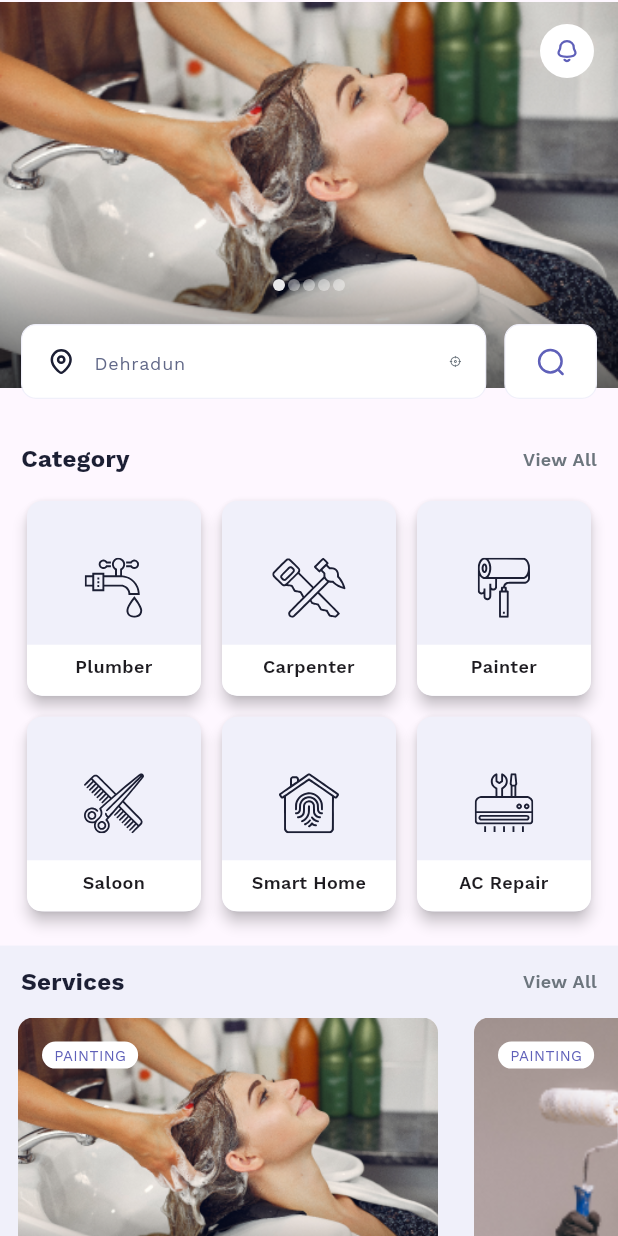
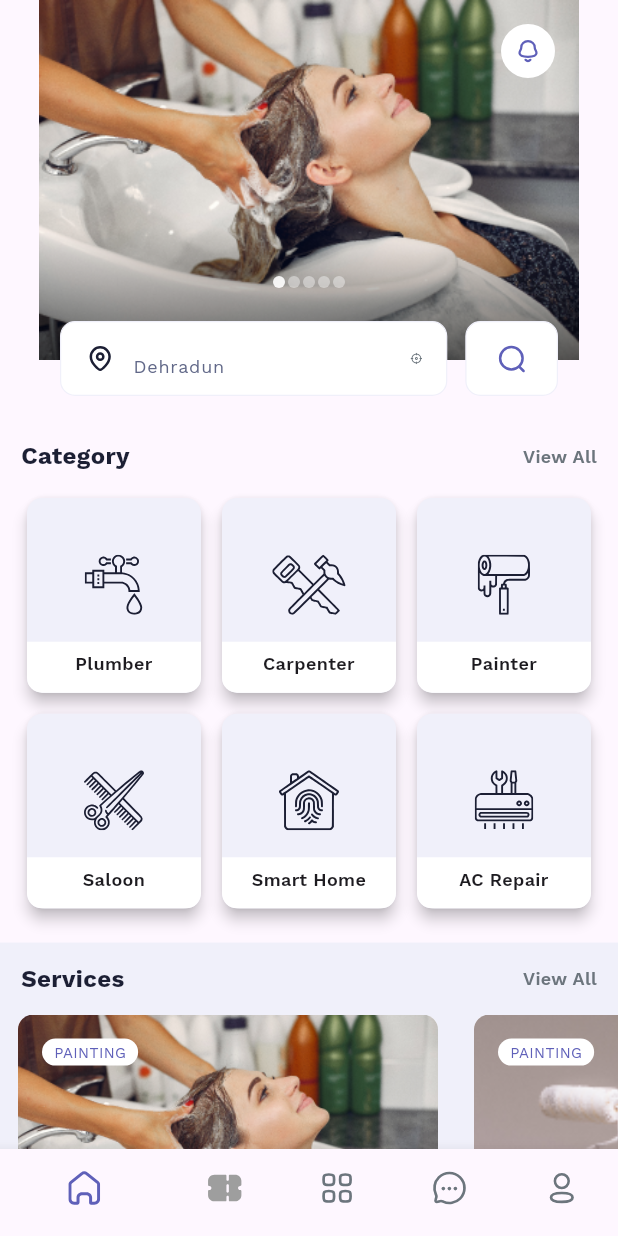
Before and after one commit to PearlOrganisationApplications/mistriOnCall, a Flutter app: the screen it shows after launch, after a tap on "Get Started", after a tap on "Login", on a phone screen of 412 x 824 dp. Run offline on Flutter 3.47's test engine with Material 3 defaults, Android fonts, the phone set to English and light mode, and no system bars; drawn by our look-alikes of carousel_slider; our stand-ins replace charts_flutter, firebase_core, flutter_rating_bar, flutter_screenutil, flutter_svg; accounts and stored records are empty.

Commit message:
15/01/24 design profile, category

```diff
--- a/lib/main.dart
+++ b/lib/main.dart
@@ -1,8 +1,11 @@
 import 'package:flutter/material.dart';
 import 'package:flutter_screenutil/flutter_screenutil.dart';
+import 'package:mistrioncall/src/routes/Routes.dart';
 import 'package:mistrioncall/ui/Splash/splashscreen.dart';
+import 'package:mistrioncall/utils/constants/CommonFunctions.dart';
 
 void main() {
+  CommonFunctions.customTheme(Colors.transparent);
   runApp(const MyApp());
 }
 
@@ -18,13 +21,14 @@ class MyApp extends StatelessWidget {
         splitScreenMode: true,
         builder: (context, child) {
           return MaterialApp(
+            onGenerateRoute: Routes.generateRoute,
+            initialRoute: Routes.splash,
             title: 'Flutter Demo',
             debugShowCheckedModeBanner: false,
             theme: ThemeData(
               colorScheme: ColorScheme.fromSeed(seedColor: Colors.deepPurple),
               useMaterial3: true,
             ),
-            home: const SplashScreen(),
           );
         });
   }
--- /dev/null
+++ b/lib/src/routes/Routes.dart
@@ -0,0 +1,55 @@
+import 'package:flutter/material.dart';
+import 'package:mistrioncall/ui/Welcome/loginscreen.dart';
+import 'package:mistrioncall/ui/Welcome/signupscreen.dart';
+
+import '../../ui/Splash/splashscreen.dart';
+import '../../ui/Welcome/onboardingscreens.dart';
+import '../../ui/user/home/home.dart';
+import '../../utils/common_widgets/bottomNavigationBar.dart';
+
+class Routes {
+  static const String home = '/home';
+  static const String splash = '/splash';
+  static const String onboarding = '/onboarding';
+  static const String signUp = '/signUp';
+  static const String login = '/login';
+  static const String baseClass = '/base';
+
+  static Route<dynamic> generateRoute(RouteSettings settings) {
+    switch (settings.name) {
+      case home:
+        return MaterialPageRoute(builder: (_) => Home());
+      case login:
+        return MaterialPageRoute(builder: (_) => const LoginScreen());
+
+      case baseClass:
+        return MaterialPageRoute(builder: (_) => MyBottomNavigationBar());
+
+      case splash:
+        return MaterialPageRoute(builder: (_) => const SplashScreen());
+
+      case signUp:
+        return MaterialPageRoute(builder: (_) => const SignUpScreen());
+
+      case onboarding:
+        return MaterialPageRoute(builder: (_) => OnboardingScreen());
+      default:
+        // If the route is not found, you can handle it here
+        return MaterialPageRoute(builder: (_) => NotFoundScreen());
+    }
+  }
+}
+
+class NotFoundScreen extends StatelessWidget {
+  @override
+  Widget build(BuildContext context) {
+    return Scaffold(
+      appBar: AppBar(
+        title: Text('Not Found Screen'),
+      ),
+      body: Center(
+        child: Text('404 - Route not found'),
+      ),
+    );
+  }
+}
--- a/lib/ui/Welcome/loginscreen.dart
+++ b/lib/ui/Welcome/loginscreen.dart
@@ -2,8 +2,8 @@ import 'package:flutter/material.dart';
 import 'package:mistrioncall/ui/Provider/bottomnavigation.dart';
 import 'package:mistrioncall/ui/Welcome/signupscreen.dart';
 
+import '../../src/routes/Routes.dart';
 import '../../utils/constants/AppColor.dart';
-import '../home/home.dart';
 
 class LoginScreen extends StatelessWidget {
   const LoginScreen({super.key});
@@ -107,12 +107,7 @@ class LoginScreen extends StatelessWidget {
               const SizedBox(height: 16.0),
               ElevatedButton(
                 onPressed: () {
-                  Navigator.of(context).pushReplacement(
-                    MaterialPageRoute(
-                        builder: (context) =>
-                            Home() // Replace with your next screen widget
-                        ),
-                  );
+                  Navigator.pushNamed(context, Routes.baseClass);
                 },
                 style: ElevatedButton.styleFrom(
                   backgroundColor:
@@ -128,12 +123,7 @@ class LoginScreen extends StatelessWidget {
               const SizedBox(height: 16.0),
               TextButton(
                 onPressed: () {
-                  Navigator.of(context).pushReplacement(
-                    MaterialPageRoute(
-                        builder: (context) =>
-                            const SignUpScreen() // Replace with your next screen widget
-                        ),
-                  );
+                  Navigator.pushNamed(context, Routes.signUp);
                 },
                 child: const Text('Don\'t have an account? Sign Up.'),
               ),
--- a/lib/ui/home/home.dart
+++ b/lib/ui/user/home/home.dart
@@ -5,18 +5,15 @@ import 'package:flutter/painting.dart';
 import 'package:flutter/widgets.dart';
 import 'package:flutter_svg/svg.dart';
 import 'package:mistrioncall/utils/constants/AppColor.dart';
-
-import '../../model/Category.dart';
-import '../../utils/constants/CommonFunctions.dart';
+import '../../../src/model/Category.dart';
+import '../../../utils/common_widgets/bottomNavigationBar.dart';
+import '../../../utils/constants/CommonFunctions.dart';
 
 double calculateBottomPadding(BuildContext context, double basePadding) {
-
   double threshold = 600.0;
   if (MediaQuery.of(context).size.width < threshold) {
-
     return basePadding * 1.5;
   } else {
-
     return basePadding;
   }
 }
@@ -42,20 +39,18 @@ class _HomeScreenState extends State<Home> {
 
   @override
   Widget build(BuildContext context) {
-    CommonFunctions.customTheme();
-    Size size = MediaQuery.of(context).size;
     return Scaffold(
       body: SafeArea(
         child: SingleChildScrollView(
           child: Column(
             children: [
               Container(
-                height: 270,
+                height: 268,
                 color: Colors.transparent,
                 child: Stack(
                   children: [
                     Container(
-                      height: 260,
+                      height: 240,
                       child: CarouselSlider(
                         items: imgList.map((item) {
                           return Container(
@@ -74,7 +69,7 @@ class _HomeScreenState extends State<Home> {
                           autoPlay: true,
                           animateToClosest: true,
                           enlargeCenterPage: true,
-                          aspectRatio: 1.6,
+                          aspectRatio: 1.5,
                           viewportFraction: 1.0,
                           onPageChanged: (index, reason) {
                             setState(() {
@@ -165,6 +160,8 @@ class _HomeScreenState extends State<Home> {
                                     const SizedBox(width: 12.0),
                                     const Expanded(
                                       child: TextField(
+                                        textAlignVertical:
+                                            TextAlignVertical.center,
                                         decoration: InputDecoration(
                                           border: InputBorder.none,
                                           hintText: "Dehradun",
@@ -223,10 +220,13 @@ class _HomeScreenState extends State<Home> {
                       "Category",
                       style: AppColor.headingTextStyle,
                     ),
-                    Text(
-                      "View All",
-                      style: AppColor.subTitleTextStyle
-                          .copyWith(color: AppColor.textGrey),
+                    GestureDetector(
+                      onTap: () {},
+                      child: Text(
+                        "View All",
+                        style: AppColor.subTitleTextStyle
+                            .copyWith(color: AppColor.textGrey),
+                      ),
                     ),
                   ],
                 ),
@@ -234,7 +234,7 @@ class _HomeScreenState extends State<Home> {
               const SizedBox(height: 12),
               Container(
                 padding: const EdgeInsets.symmetric(horizontal: 14.0),
-                height:MediaQuery.of(context).size.height*0.35,
+                height: MediaQuery.of(context).size.height * 0.35,
                 child: GridView.builder(
                   physics: const NeverScrollableScrollPhysics(),
                   gridDelegate: const SliverGridDelegateWithFixedCrossAxisCount(
@@ -480,6 +480,7 @@ class _HomeScreenState extends State<Home> {
               Container(
                 width: double.infinity,
                 height: 290,
+                margin: const EdgeInsets.symmetric(horizontal: 14),
                 child: Column(
                   children: [
                     CarouselSlider(
@@ -575,7 +576,7 @@ class _HomeScreenState extends State<Home> {
                     const SizedBox(height: 12),
                     Container(
                       height: 290,
-                      margin: EdgeInsets.symmetric(horizontal: 8),
+                      margin: const EdgeInsets.symmetric(horizontal: 8),
                       child: ListView.builder(
                         scrollDirection: Axis.horizontal,
                         itemCount: imgList.length,
@@ -586,7 +587,7 @@ class _HomeScreenState extends State<Home> {
                             // Set the height according to your design
                             margin: const EdgeInsets.symmetric(horizontal: 6.0),
                             decoration: BoxDecoration(
-                                color: Colors.white,
+                                color: AppColor.cardGrey,
                                 borderRadius: BorderRadius.circular(10.0),
                                 border: Border.all(
                                     color: AppColor.cardBorder, width: 0.6)),
@@ -731,6 +732,49 @@ class _HomeScreenState extends State<Home> {
                   ],
                 ),
               ),
+              Container(
+                width: double.infinity,
+                height: 220,
+                color: AppColor.blue,
+                child: Column(
+                  children: [
+                    const SizedBox(height: 30),
+                    SvgPicture.asset(
+                      'assets/svg/Stars.svg',
+                      height: 48,
+                      width: 210,
+                    ),
+                    const SizedBox(height: 18),
+                    const Text(
+                      "Introducing  Customer Rating",
+                      style: TextStyle(
+                          fontFamily: "Worksans",
+                          fontSize: 18,
+                          fontWeight: FontWeight.w600,
+                          color: Colors.white),
+                    ),
+                    const SizedBox(height: 18),
+                    Container(
+                      width: 140,
+                      height: 36,
+                      decoration: BoxDecoration(
+                          color: Colors.white,
+                          borderRadius: BorderRadius.circular(10.0)),
+                      child: const Center(
+                        child: Text(
+                          "See Your Rating",
+                          style: TextStyle(
+                              color: AppColor.blue,
+                              fontSize: 14,
+                              fontFamily: "Worksans",
+                              fontWeight: FontWeight.w500),
+                        ),
+                      ),
+                    ),
+                    const SizedBox(height: 18)
+                  ],
+                ),
+              ),
             ],
           ),
         ),
--- /dev/null
+++ b/lib/utils/common_widgets/bottomNavigationBar.dart
@@ -0,0 +1,151 @@
+import 'package:flutter/material.dart';
+import 'package:flutter_svg/svg.dart';
+import 'package:mistrioncall/utils/constants/AppColor.dart';
+
+import '../../ui/Provider/bottomnavigation.dart';
+import '../../ui/user/Profile/profile.dart';
+import '../../ui/user/category/Category.dart';
+import '../../ui/user/home/home.dart';
+import '../constants/CommonFunctions.dart';
+
+class MyBottomNavigationBar extends StatefulWidget {
+  MyBottomNavigationBar({Key? key}) : super(key: key);
+
+  @override
+  _MyBottomNavigationBarState createState() => _MyBottomNavigationBarState();
+}
+
+class _MyBottomNavigationBarState extends State<MyBottomNavigationBar> {
+  int _currentIndex = 0;
+  final List<Widget> _pages = [
+    Home(),
+    Category(),
+    Category(),
+    ProfilePage(),
+    Profile(),
+  ];
+
+  @override
+  Widget build(BuildContext context) {
+    CommonFunctions.customTheme(AppColor.blue);
+    return Scaffold(
+      body: _pages[_currentIndex],
+      bottomNavigationBar: BottomNavigationBar(
+        showSelectedLabels: false,
+        showUnselectedLabels: false,
+        currentIndex: _currentIndex,
+        onTap: (index) {
+          setState(() {
+            _currentIndex = index;
+          });
+        },
+        items: [
+          BottomNavigationBarItem(
+            icon: _currentIndex == 0
+                ? ColorFiltered(
+                    colorFilter: const ColorFilter.mode(
+                      AppColor.blue,
+                      BlendMode.srcIn,
+                    ),
+                    child: SvgPicture.asset(
+                      'assets/svg/Home.svg', // Replace with your SVG file path
+                      height: 24,
+                      width: 24,
+                    ),
+                  )
+                : SvgPicture.asset(
+                    'assets/svg/Home.svg', // Replace with your SVG file path
+                    height: 24,
+                    width: 24,
+                    // Set unselected icon color
+                  ),
+            label: 'Home',
+          ),
+          BottomNavigationBarItem(
+            icon: _currentIndex == 1
+                ? ColorFiltered(
+                    colorFilter: const ColorFilter.mode(
+                      AppColor.blue,
+                      BlendMode.srcIn,
+                    ),
+                    child: SvgPicture.asset(
+                      'assets/svg/Ticket.svg', // Replace with your SVG file path
+                      height: 24,
+                      width: 24,
+                    ),
+                  )
+                : SvgPicture.asset(
+                    'assets/svg/Ticket.svg', // Replace with your SVG file path
+                    height: 24,
+                    width: 24,
+                    color: Colors.grey, // Set unselected icon color
+                  ),
+            label: 'Ticket',
+          ),
+          BottomNavigationBarItem(
+            icon: _currentIndex == 2
+                ? ColorFiltered(
+                    colorFilter: const ColorFilter.mode(
+                      AppColor.blue,
+                      BlendMode.srcIn,
+                    ),
+                    child: SvgPicture.asset(
+                      'assets/svg/Category.svg', // Replace with your SVG file path
+                      height: 24,
+                      width: 24,
+                    ),
+                  )
+                : SvgPicture.asset(
+                    'assets/svg/Category.svg', // Replace with your SVG file path
+                    height: 24,
+                    width: 24, // Set unselected icon color
+                  ),
+            label: 'Category',
+          ),
+          BottomNavigationBarItem(
+            icon: _currentIndex == 3
+                ? ColorFiltered(
+                    colorFilter: const ColorFilter.mode(
+                      AppColor.blue,
+                      BlendMode.srcIn,
+                    ),
+                    child: SvgPicture.asset(
+                      'assets/svg/Chat.svg', // Replace with your SVG file path
+                      height: 24,
+                      width: 24,
+                    ),
+                  )
+                : SvgPicture.asset(
+                    'assets/svg/Chat.svg', // Replace with your SVG file path
+                    height: 24,
+                    width: 24,
+                    // Set unselected icon color
+                  ),
+            label: 'Chat',
+          ),
+          BottomNavigationBarItem(
+            icon: _currentIndex == 4
+                ? ColorFiltered(
+                    colorFilter: const ColorFilter.mode(
+                      AppColor.blue,
+                      BlendMode.srcIn,
+                    ),
+                    child: SvgPicture.asset(
+                      'assets/svg/Profile.svg', // Replace with your SVG file path
+                      height: 24,
+                      width: 24,
+                    ),
+                  )
+                : SvgPicture.asset(
+                    'assets/svg/Profile.svg', // Replace with your SVG file path
+                    height: 24,
+                    width: 24,
+                    // Set unselected icon color
+                  ),
+            label: 'Profile',
+          ),
+        ],
+      ),
+    );
+  }
+}
--- a/lib/utils/constants/CommonFunctions.dart
+++ b/lib/utils/constants/CommonFunctions.dart
@@ -1,11 +1,11 @@
 import 'package:flutter/material.dart';
 import 'package:flutter/services.dart';
-class CommonFunctions{
 
- static void customTheme() {
-    SystemChrome.setSystemUIOverlayStyle(const SystemUiOverlayStyle(
+class CommonFunctions {
+  static void customTheme(Color statusColor) {
+    SystemChrome.setSystemUIOverlayStyle(SystemUiOverlayStyle(
       systemNavigationBarDividerColor: null,
-      statusBarColor: Color(0xFF5F60B9),
+      statusBarColor: statusColor,
       statusBarIconBrightness: Brightness.light,
       statusBarBrightness: Brightness.dark,
     ));
```
Also changed, not shown: lib/ui/user/Profile/profile.dart (added, +131 -0 lines), lib/ui/user/category/Category.dart (added, +100 -0 lines), assets/svg/Category.svg (added), assets/svg/Chat.svg (added), assets/svg/Edit.svg (added), assets/svg/Home.svg (added), assets/svg/Profile.svg (added), assets/svg/Stars.svg (added), assets/svg/Ticket.svg (added), lib/src/model/Category.dart (renamed from lib/model/Category.dart), pubspec.lock.
